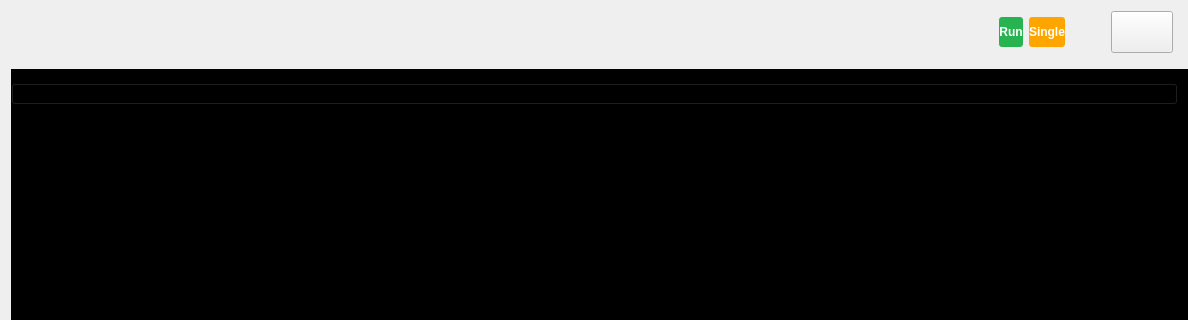
The window that ui/oscilloscope.ui (analogdevicesinc/scopy) describes before a commit, drawn with Qt 5; both pictures show x 0 to 1188 and y 0 to 320 of the 1188 by 654 pixel window.
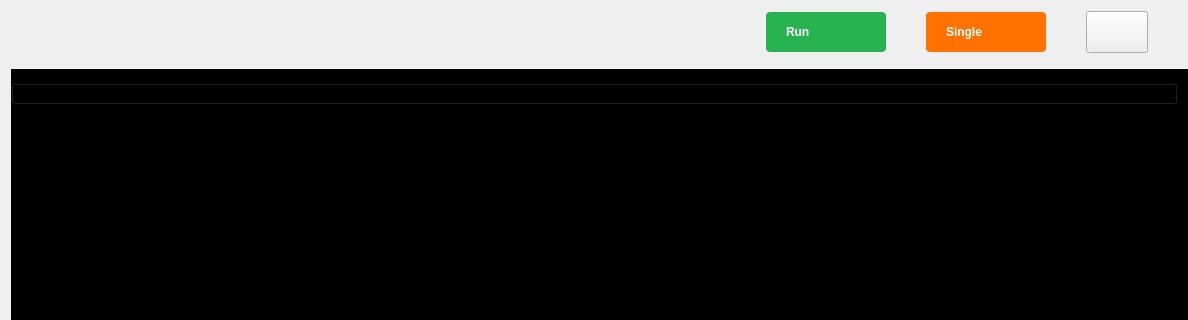
The same window after the commit. Icons and pictures are not drawn. Custom widgets are drawn as their Qt base class.

Commit message: Oscilloscope: Add icons to the Start and Single buttons

Patch:
```diff
--- a/ui/oscilloscope.ui
+++ b/ui/oscilloscope.ui
@@ -25,6 +25,9 @@
    </property>
    <item>
     <layout class="QHBoxLayout" name="horizontalLayout_2">
+     <property name="spacing">
+      <number>0</number>
+     </property>
      <item>
       <spacer name="horizontalSpacer_7">
        <property name="orientation">
@@ -46,55 +49,108 @@
          <verstretch>0</verstretch>
         </sizepolicy>
        </property>
+       <property name="layoutDirection">
+        <enum>Qt::RightToLeft</enum>
+       </property>
        <property name="styleSheet">
         <string notr="true">QPushButton {
-color: white;
-background-color: #27b34f;
-font-family: &quot;monospace&quot;;
-font-weight: bold;
-height: 30px;
-border-width: 0px;
-border-radius: 3px;
-min-width: 6em;
+  width: 80px;
+  height: 40px;
+  border-radius: 4px;
+  background-color: #27b34f;
+  color: white;
+  font-family: &quot;monospace&quot;;
+  font-weight: bold;
+
+  text-align: left;
+  padding-left: 20px;
+  padding-right: 20px;
 }
+
+QPushButton::checked {
+  background-color: #F45000;
+}
+
 QPushButton:disabled {
 background-color: grey;
-}
-QPushButton:checked {
-background-color: #F45000;
 }</string>
        </property>
        <property name="text">
         <string>Run</string>
        </property>
+       <property name="icon">
+        <iconset resource="../resources/resources.qrc">
+         <normaloff>:/icons/ico-play.svg</normaloff>:/icons/ico-play.svg</iconset>
+       </property>
+       <property name="iconSize">
+        <size>
+         <width>8</width>
+         <height>10</height>
+        </size>
+       </property>
        <property name="checkable">
         <bool>true</bool>
        </property>
       </widget>
      </item>
+     <item>
+      <spacer name="horizontalSpacer_5">
+       <property name="orientation">
+        <enum>Qt::Horizontal</enum>
+       </property>
+       <property name="sizeType">
+        <enum>QSizePolicy::Fixed</enum>
+       </property>
+       <property name="sizeHint" stdset="0">
+        <size>
+         <width>40</width>
+         <height>0</height>
+        </size>
+       </property>
+      </spacer>
+     </item>
      <item>
       <widget class="QPushButton" name="pushButtonSingle">
+       <property name="layoutDirection">
+        <enum>Qt::RightToLeft</enum>
+       </property>
        <property name="styleSheet">
         <string notr="true">QPushButton {
-color: white;
-background-color: orange;
-font-family: &quot;monospace&quot;;
-font-weight: bold;
-height: 30px;
-border-width: 0px;
-border-radius: 3px;
-min-width: 6em;
+  width: 80px;
+  height: 40px;
+  border-radius: 4px;
+  background-color: #ff7200;
+  color: white;
+  font-family: &quot;monospace&quot;;
+  font-weight: bold;
+
+  text-align: left;
+  padding-left: 20px;
+  padding-right: 20px;
 }
+
+QPushButton::checked {
+  background-color: #F45000;
+}
+
 QPushButton:disabled {
 background-color: grey;
-}
-QPushButton:checked {
-background-color: #F45000;
 }</string>
        </property>
        <property name="text">
         <string>Single</string>
        </property>
+       <property name="icon">
+        <iconset>
+         <normalon>:/icons/ico-oneshot.svg</normalon>
+        </iconset>
+       </property>
+       <property name="iconSize">
+        <size>
+         <width>10</width>
+         <height>10</height>
+        </size>
+       </property>
        <property name="checkable">
         <bool>true</bool>
        </property>
@@ -152,7 +208,7 @@
        </property>
        <property name="sizeHint" stdset="0">
         <size>
-         <width>15</width>
+         <width>40</width>
          <height>0</height>
         </size>
        </property>
```
The commit also changes 3 other files.
